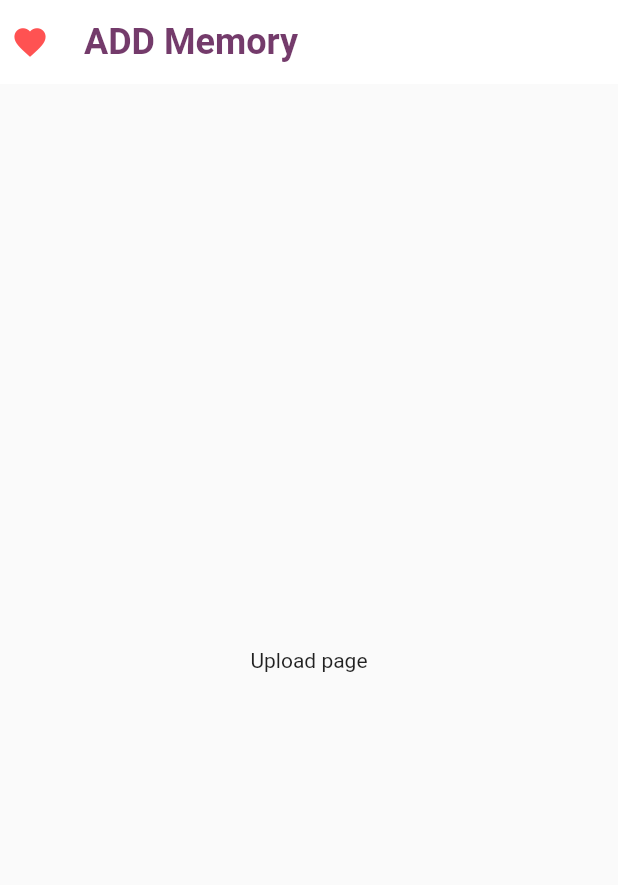
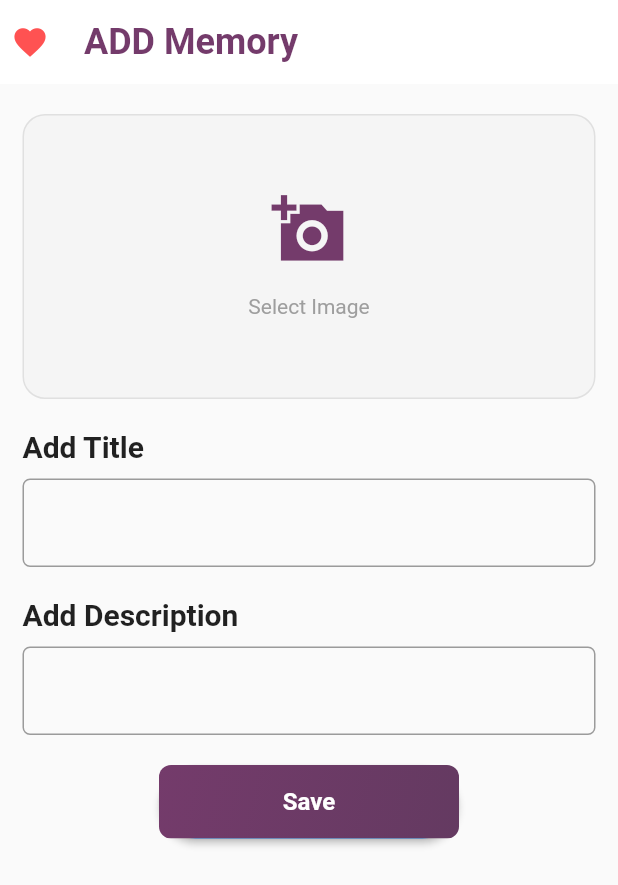
Before and after one commit to DawitSishu/Fully_G, a Flutter app: the screen it shows after launch, on a phone screen of 412 x 824 dp. Shown: the top 885 px of the screen. Run offline on Flutter 3.47's test engine with Material 2 defaults, Android fonts, the phone set to English and light mode, and no system bars; our stand-ins replace introduction_screen; Roboto replaces fonts that are missing (Poppins).

Commit message:
some upoad images

```diff
--- a/app/lib/Pages/AddMemoryPage.dart
+++ b/app/lib/Pages/AddMemoryPage.dart
@@ -1,3 +1,4 @@
+import 'package:app/util/widgets.dart';
 import 'package:flutter/material.dart';
 
 class AddMemory extends StatefulWidget {
@@ -30,8 +31,138 @@ class _AddMemoryState extends State<AddMemory> {
         ),
       ),
       // Icons.favorite
-      body: Center(
-        child: Text("Upload page"),
+      body: ListView(
+        shrinkWrap: true,
+        padding: const EdgeInsets.fromLTRB(15, 0, 15, 15),
+        children: [
+          SizedBox(
+            height: 20,
+          ),
+          InkWell(
+            // borderRadius: BorderRadius.circular(5),
+            onTap: () async {},
+            child: Container(
+              // color: Colors.grey,
+              decoration: BoxDecoration(
+                borderRadius: BorderRadius.circular(15),
+                border: Border.all(
+                  color: Colors.grey.shade300,
+                ),
+                color: Colors.grey.shade100,
+              ),
+              height: 190,
+              child: Column(
+                mainAxisAlignment: MainAxisAlignment.center,
+                children: [
+                  // Image.asset('assets/images/ImportPdf.png'),
+
+                  IconButton(
+                    onPressed: () {},
+                    icon: const Icon(Icons.add_a_photo_sharp),
+                    color: Color.fromARGB(255, 116, 59, 107),
+                    iconSize: 50,
+                  ),
+                  Padding(
+                    padding: EdgeInsets.all(10),
+                    child: Text(
+                      "Select Image",
+                      style: TextStyle(
+                        fontSize: 14,
+                        color: Colors.grey,
+                      ),
+                    ),
+                  )
+                ],
+              ),
+            ),
+          ),
+          SizedBox(
+            height: 20,
+          ),
+          Text(
+            'Add Title',
+            style: TextStyle(
+              fontSize: 20,
+              fontWeight: FontWeight.bold,
+            ),
+          ),
+          SizedBox(
+            height: 10,
+          ),
+          TextFormField(
+            decoration: InputDecoration(
+              border: OutlineInputBorder(
+                borderRadius: BorderRadius.circular(5),
+              ),
+            ),
+          ),
+          SizedBox(
+            height: 20,
+          ),
+          Text(
+            'Add Description',
+            style: TextStyle(
+              fontSize: 20,
+              fontWeight: FontWeight.bold,
+            ),
+          ),
+          SizedBox(
+            height: 10,
+          ),
+          TextFormField(
+            decoration: InputDecoration(
+              border: OutlineInputBorder(
+                borderRadius: BorderRadius.circular(5),
+              ),
+            ),
+          ),
+          SizedBox(height: 20),
+          Row(
+            mainAxisAlignment: MainAxisAlignment.center,
+            children: [
+              ElevatedButton(
+                style: ElevatedButton.styleFrom(
+                  padding: EdgeInsets.zero,
+                  shape: RoundedRectangleBorder(
+                    borderRadius: BorderRadius.circular(25.0),
+                  ),
+                ),
+                onPressed: () async {},
+                child: Ink(
+                  decoration: BoxDecoration(
+                    gradient: const LinearGradient(
+                      begin: Alignment.topLeft,
+                      end: Alignment.bottomRight,
+                      colors: [
+                        Color.fromARGB(255, 116, 59, 107),
+                        Color.fromARGB(255, 100, 58, 97)
+                      ],
+                    ),
+                    borderRadius: BorderRadius.circular(8),
+                  ),
+                  child: Container(
+                    padding: const EdgeInsets.symmetric(vertical: 15),
+                    decoration: BoxDecoration(
+                      borderRadius: BorderRadius.circular(8),
+                    ),
+                    constraints: const BoxConstraints(
+                      maxWidth: 200,
+                    ),
+                    child: const Center(
+                      child: Text(
+                        'Save',
+                        style: TextStyle(
+                          fontWeight: FontWeight.w700,
+                          fontSize: 16,
+                        ),
+                      ),
+                    ),
+                  ),
+                ),
+              ),
+            ],
+          ),
+        ],
       ),
     );
   }
```
